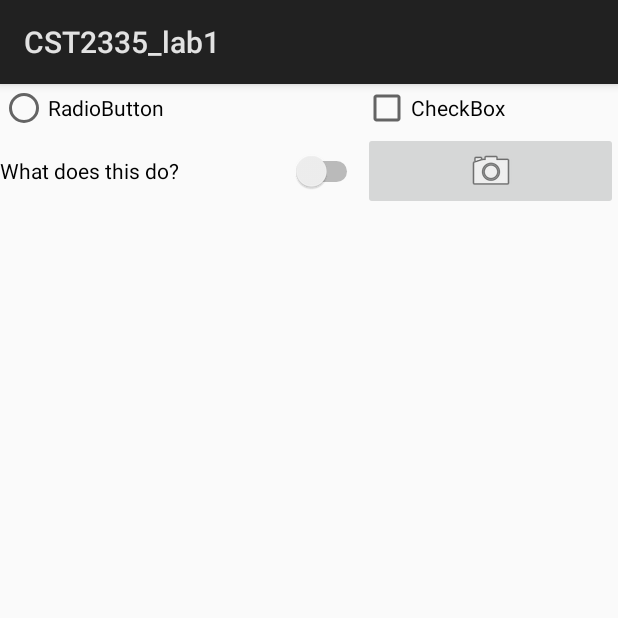
After one commit to shen0083/CST2335_lab1, an Android app: the ListItemsActivity screen opened directly, with no data from a screen before it, on a phone screen of 412 x 824 dp, the top half of it. The commit adds this screen. Run offline under Robolectric (Android 15) with nearby library versions, the phone set to English and light mode, and no system bars.

Commit message:
Added 3 activities for Lab2

```diff
--- a/app/src/main/AndroidManifest.xml
+++ b/app/src/main/AndroidManifest.xml
@@ -16,6 +16,8 @@
                 <category android:name="android.intent.category.LAUNCHER" />
             </intent-filter>
         </activity>
+        <activity android:name=".LoginActivity" />
+        <activity android:name=".ListItemsActivity"></activity>
     </application>
 
 </manifest>
--- /dev/null
+++ b/app/src/main/java/com/example/cynthiasheng/cst2335_lab1/ListItemsActivity.java
@@ -0,0 +1,13 @@
+package com.example.cynthiasheng.cst2335_lab1;
+
+import android.app.Activity;
+import android.os.Bundle;
+
+public class ListItemsActivity extends Activity {
+
+    @Override
+    protected void onCreate(Bundle savedInstanceState) {
+        super.onCreate(savedInstanceState);
+        setContentView(R.layout.activity_list_items);
+    }
+}
--- /dev/null
+++ b/app/src/main/res/layout/activity_list_items.xml
@@ -0,0 +1,54 @@
+<?xml version="1.0" encoding="utf-8"?>
+<GridLayout xmlns:android="http://schemas.android.com/apk/res/android"
+    xmlns:app="http://schemas.android.com/apk/res-auto"
+    xmlns:tools="http://schemas.android.com/tools"
+    android:layout_width="match_parent"
+    android:layout_height="wrap_content"
+    android:columnCount="2"
+    android:rowCount="2"
+
+    tools:context="com.example.cynthiasheng.cst2335_lab1.ListItemsActivity">
+
+
+    <RadioButton
+        android:id="@+id/radioButton"
+        android:layout_width="wrap_content"
+        android:layout_height="wrap_content"
+        android:layout_column="0"
+        android:layout_row="0"
+        android:layout_columnWeight="1"
+        android:layout_gravity="fill"
+        android:text="@string/RadioButton"
+ />
+
+    <Switch
+        android:id="@+id/switch2"
+        android:layout_width="wrap_content"
+        android:layout_height="wrap_content"
+        android:layout_column="0"
+        android:layout_columnWeight="1"
+        android:layout_row="1"
+        android:layout_gravity="fill"
+        android:text="@string/switch1" />
+
+    <CheckBox
+        android:id="@+id/checkBox2"
+        android:layout_width="wrap_content"
+        android:layout_height="wrap_content"
+        android:layout_column="1"
+        android:layout_row="0"
+        android:layout_columnWeight="1"
+        android:layout_gravity="fill"
+        android:text="@string/CheckBox" />
+
+    <ImageButton
+        android:id="@+id/imageButton"
+        android:layout_width="wrap_content"
+        android:layout_height="wrap_content"
+        android:layout_column="1"
+        android:layout_row="1"
+        android:layout_columnWeight="1"
+        android:layout_gravity="fill"
+        android:src="@android:drawable/ic_menu_camera" />
+
+</GridLayout>
--- a/app/src/main/res/values/strings.xml
+++ b/app/src/main/res/values/strings.xml
@@ -2,4 +2,9 @@
     <string name="app_name">CST2335_lab1</string>
     <string name="hello_message">Hello World!</string>
     <string name="ButtonText">I\’m a button</string>
+    <string name="login">Login</string>
+    <string name="password">Password</string>
+    <string name="RadioButton">RadioButton</string>
+    <string name="CheckBox">CheckBox</string>
+    <string name="switch1">What does this do?</string>
 </resources>
```
Also changed, not shown: app/src/main/java/com/example/cynthiasheng/cst2335_lab1/LoginActivity.java (added, +13 -0 lines), app/src/main/res/layout/activity_login.xml (added, +35 -0 lines), 1 other file.
